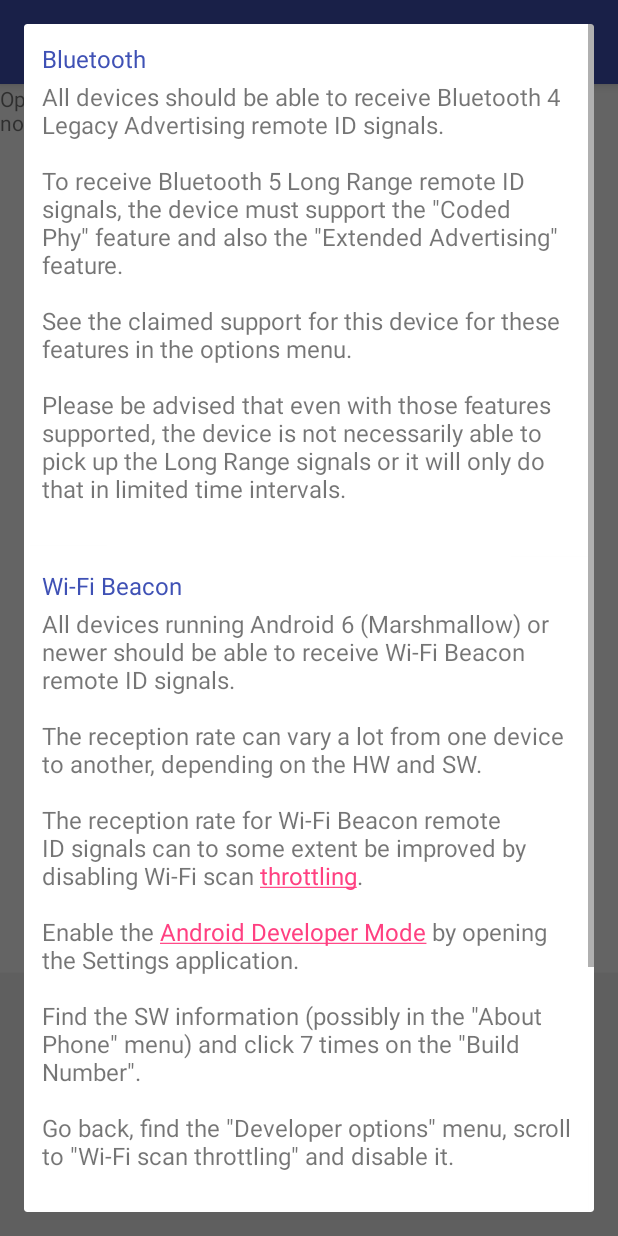
After one commit to opendroneid/receiver-android, an Android app: the fragment HelpMenu placed in its activity, on a phone screen of 412 x 824 dp. The commit adds this screen. Run offline under Robolectric (Android 15) with nearby library versions, the phone set to English and light mode, and no system bars.

Commit message:
Add some help text
Signed-off-by: Soren Friis <soren.friis@intel.com>

```diff
--- a/Android/app/src/main/java/org/opendroneid/android/app/DebugActivity.java
+++ b/Android/app/src/main/java/org/opendroneid/android/app/DebugActivity.java
@@ -125,6 +125,12 @@ public class DebugActivity extends AppCompatActivity {
         }
     }
 
+    private void showHelpMenu() {
+        HelpMenu helpMenu = HelpMenu.newInstance();
+        FragmentTransaction transaction = getSupportFragmentManager().beginTransaction();
+        helpMenu.show(transaction, "help");
+    }
+
     @Override
     public boolean onOptionsItemSelected(MenuItem item) {
         int id = item.getItemId();
@@ -132,6 +138,9 @@ public class DebugActivity extends AppCompatActivity {
             dataManager.getAircraft().clear();
             mModel.setAllAircraft(dataManager.getAircraft());
             LogWriter.bumpSession();
+            return true;
+        } else if (id == R.id.help) {
+            showHelpMenu();
             return true;
         } else if (id == R.id.menu_log) {
             boolean enabled = !getLogEnabled();
@@ -282,7 +291,6 @@ public class DebugActivity extends AppCompatActivity {
         AircraftMapView mMapView = (AircraftMapView) getSupportFragmentManager().findFragmentById(R.id.mapView);
         if (mMapView != null)
             mMapView.setMapSettings();
-
     }
 
     @Override
--- /dev/null
+++ b/Android/app/src/main/java/org/opendroneid/android/app/HelpMenu.java
@@ -0,0 +1,53 @@
+package org.opendroneid.android.app;
+
+import android.os.Bundle;
+import android.text.Html;
+import android.text.method.LinkMovementMethod;
+import android.view.LayoutInflater;
+import android.view.View;
+import android.view.ViewGroup;
+import android.widget.TextView;
+
+import androidx.annotation.NonNull;
+import androidx.annotation.Nullable;
+import androidx.fragment.app.DialogFragment;
+
+import org.opendroneid.android.R;
+
+public class HelpMenu extends DialogFragment {
+
+    static HelpMenu newInstance() { return new HelpMenu(); }
+
+    @Override @Nullable
+    public View onCreateView(@NonNull LayoutInflater inflater, @Nullable ViewGroup container,
+                             @Nullable Bundle savedInstanceState) {
+
+        View view = inflater.inflate(R.layout.help_text, container, true);
+
+        TextView helpView = view.findViewById(R.id.bluetoothHelpText);
+        String linkText =
+                "All devices should be able to receive Bluetooth 4 Legacy Advertising remote ID signals.<br><br>" +
+                "To receive Bluetooth 5 Long Range remote ID signals, the device must support the \"Coded Phy\" feature and also the \"Extended Advertising\" feature.<br><br>" +
+                "See the claimed support for this device for these features in the options menu.<br><br>" +
+                "Please be advised that even with those features supported, the device is not necessarily able to pick up the Long Range signals or it will only do that in limited time intervals.<br>";
+        helpView.setText(Html.fromHtml(linkText));
+
+        helpView = view.findViewById(R.id.beaconHelpText);
+        linkText =
+                "All devices running Android 6 (Marshmallow) or newer should be able to receive Wi-Fi Beacon remote ID signals.<br><br>" +
+                "The reception rate can vary a lot from one device to another, depending on the HW and SW.<br><br>" +
+                "The reception rate for Wi-Fi Beacon remote ID signals can to some extent be improved by disabling Wi-Fi scan <a href='https://developer.android.com/guide/topics/connectivity/wifi-scan#wifi-scan-throttling'>throttling</a>.<br><br>" +
+                "Enable the <a href='https://developer.android.com/studio/debug/dev-options'>Android Developer Mode</a> by opening the Settings application.<br><br>" +
+                "Find the SW information (possibly in the \"About Phone\" menu) and click 7 times on the \"Build Number\".<br><br>" +
+                "Go back, find the \"Developer options\" menu, scroll to \"Wi-Fi scan throttling\" and disable it.<br>";
+        helpView.setText(Html.fromHtml(linkText));
+        helpView.setMovementMethod(LinkMovementMethod.getInstance());
+
+        helpView = view.findViewById(R.id.nanHelpText);
+        linkText =
+                "Reception of Wi-Fi Neighbor-aware Network remote ID signals is possible only if the device has support for Wi-Fi NaN.<br><br>" +
+                "See the claimed support for this device for this feature in the options menu.<br><br>";
+        helpView.setText(Html.fromHtml(linkText));
+        return view;
+    }
+}
--- /dev/null
+++ b/Android/app/src/main/res/layout/help_text.xml
@@ -0,0 +1,102 @@
+<?xml version="1.0" encoding="utf-8"?>
+<!--
+ Copyright (C) 2019 Intel Corporation
+
+ SPDX-License-Identifier: Apache-2.0
+
+!-->
+<ScrollView xmlns:android="http://schemas.android.com/apk/res/android"
+    xmlns:app="http://schemas.android.com/apk/res-auto"
+    android:layout_width="match_parent"
+    android:layout_height="match_parent">
+
+    <LinearLayout
+        android:layout_width="match_parent"
+        android:layout_height="wrap_content"
+        android:orientation="vertical">
+
+        <androidx.cardview.widget.CardView
+            android:layout_width="match_parent"
+            android:layout_height="match_parent"
+            android:layout_margin="4dp"
+            app:cardElevation="1dp"
+            app:contentPadding="8dp">
+
+            <TextView
+                style="@style/Details.Heading"
+                android:layout_width="match_parent"
+                android:layout_height="wrap_content"
+                android:text="@string/bluetooth_help_heading"
+                android:textSize="16sp" />
+
+            <TableLayout
+                android:layout_width="match_parent"
+                android:layout_height="match_parent"
+                android:layout_marginTop="25dp">
+
+            <TextView
+                android:id="@+id/bluetoothHelpText"
+                android:layout_width="match_parent"
+                android:layout_height="wrap_content"
+                android:text="@string/beacon_help_text"
+                android:textSize="16sp" />
+            </TableLayout>
+        </androidx.cardview.widget.CardView>
+
+        <androidx.cardview.widget.CardView
+            android:layout_width="match_parent"
+            android:layout_height="match_parent"
+            android:layout_margin="4dp"
+            app:cardElevation="1dp"
+            app:contentPadding="8dp">
+
+            <TextView
+                style="@style/Details.Heading"
+                android:layout_width="match_parent"
+                android:layout_height="wrap_content"
+                android:text="@string/beacon_help_heading"
+                android:textSize="16sp" />
+
+            <TableLayout
+                android:layout_width="match_parent"
+                android:layout_height="match_parent"
+                android:layout_marginTop="25dp">
+
+                <TextView
+                    android:id="@+id/beaconHelpText"
+                    android:layout_width="match_parent"
+                    android:layout_height="wrap_content"
+                    android:text="@string/beacon_help_text"
+                    android:textSize="16sp" />
+            </TableLayout>
+        </androidx.cardview.widget.CardView>
+
+        <androidx.cardview.widget.CardView
+            android:layout_width="match_parent"
+            android:layout_height="match_parent"
+            android:layout_margin="4dp"
+            app:cardElevation="1dp"
+            app:contentPadding="8dp">
+
+            <TextView
+                style="@style/Details.Heading"
+                android:layout_width="match_parent"
+                android:layout_height="wrap_content"
+                android:text="@string/nan_help_heading"
+                android:textSize="16sp" />
+
+            <TableLayout
+                android:layout_width="match_parent"
+                android:layout_height="match_parent"
+                android:layout_marginTop="25dp">
+
+                <TextView
+                    android:id="@+id/nanHelpText"
+                    android:layout_width="match_parent"
+                    android:layout_height="wrap_content"
+                    android:text="@string/beacon_help_text"
+                    android:textSize="16sp" />
+            </TableLayout>
+        </androidx.cardview.widget.CardView>
+    </LinearLayout>
+</ScrollView>
--- a/Android/app/src/main/res/menu/main_menu.xml
+++ b/Android/app/src/main/res/menu/main_menu.xml
@@ -12,26 +12,36 @@
         android:title="Clear"
         app:showAsAction="ifRoom" />
     <item
+        android:id="@+id/help"
+        android:title="Help"
+        app:showAsAction="ifRoom" />
+    <item
         android:id="@+id/menu_log"
         android:checkable="true"
         android:title="Log enabled"
         app:showAsAction="never" />
     <item
         android:id="@+id/log_location"
-        android:title="Show log location" />
+        android:title="Show log location"
+        app:showAsAction="never" />
     <item
         android:id="@+id/coded_phy"
-        android:title="@string/coded_phy_not_supported" />
+        android:title="@string/coded_phy_not_supported"
+        app:showAsAction="never" />
     <item
         android:id="@+id/extended_advertising"
-        android:title="@string/ea_not_supported" />
+        android:title="@string/ea_not_supported"
+        app:showAsAction="never" />
     <item
         android:id="@+id/wifi_nan"
-        android:title="@string/nan_not_supported" />
+        android:title="@string/nan_not_supported"
+        app:showAsAction="never" />
     <item
         android:id="@+id/wifi_beacon_scan"
-        android:title="@string/wifi_beacon_scan_not_supported" />
+        android:title="@string/wifi_beacon_scan_not_supported"
+        app:showAsAction="never" />
     <item
         android:id="@+id/version"
-        android:title="@string/app_version" />
+        android:title="@string/app_version"
+        app:showAsAction="never" />
 </menu>
--- a/Android/app/src/main/res/values/strings.xml
+++ b/Android/app/src/main/res/values/strings.xml
@@ -41,4 +41,11 @@
     <string name="permission_required_toast">Location permission is required for this application to work.</string>
 
     <string name="drone_icon_content_description">Drone icon</string>
+
+    <string name="bluetooth_help_heading">Bluetooth</string>
+    <string name="bluetooth_help_text">Sample</string>
+    <string name="beacon_help_heading">Wi-Fi Beacon</string>
+    <string name="beacon_help_text">Sample</string>
+    <string name="nan_help_heading">Wi-Fi NaN</string>
+    <string name="nan_help_text">Sample</string>
 </resources>
```
